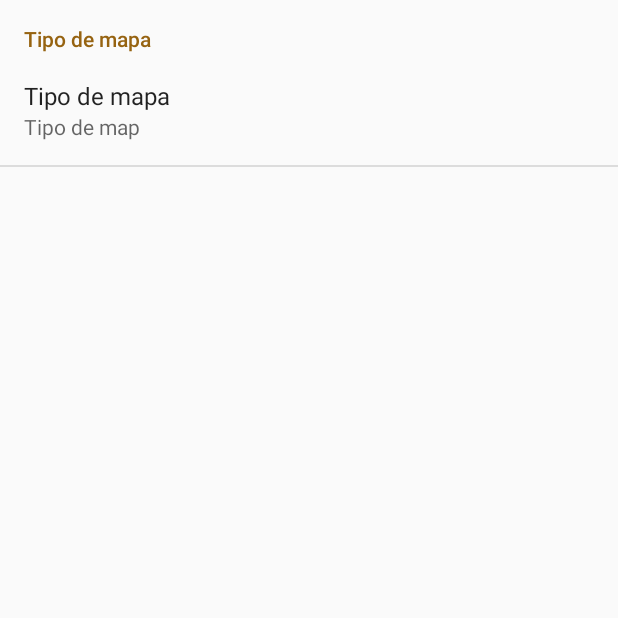
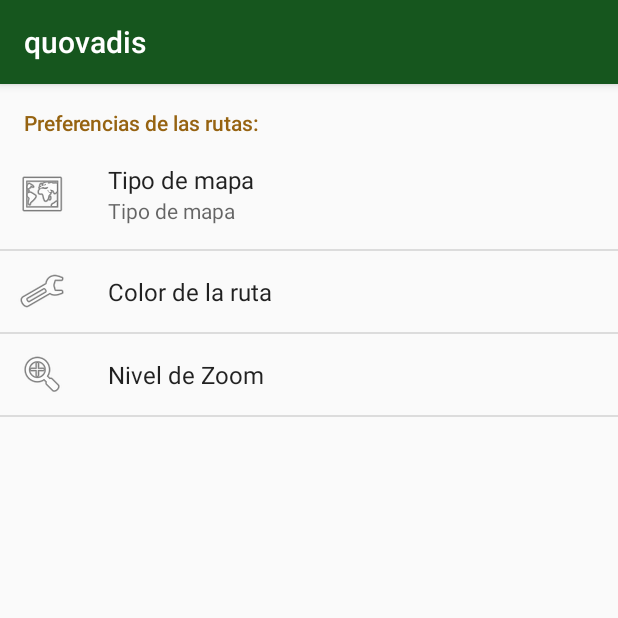
Before and after one commit to llaveru/proyectosabado, an Android app: the screen it shows after launch (Preferencias before the commit, ActividadPreferencias after it), in the side drawer, after a tap on "Preferencias", on a phone screen of 412 x 824 dp, the top half of it. Run offline under Robolectric (Android 15) with nearby library versions, the phone set to English and light mode, and no system bars.

Commit message:
se mejoran las preferencias añadiendo colores y zoom

```diff
--- a/app/src/main/AndroidManifest.xml
+++ b/app/src/main/AndroidManifest.xml
@@ -28,6 +28,9 @@
                 <category android:name="android.intent.category.LAUNCHER" />
             </intent-filter>
         </activity>
+        <activity android:name=".ActividadPreferencias">
+
+        </activity>
         <!--
              The API key for Google Maps-based APIs is defined as a string resource.
              (See the file "res/values/google_maps_api.xml").
@@ -47,7 +50,6 @@
         <activity
             android:name=".MapsActivity"
             android:label="@string/title_activity_maps" />
-        <activity android:name=".Preferencias"></activity>
     </application>
 
 </manifest>
--- /dev/null
+++ b/app/src/main/java/com/example/hpasarin/sistemalogin2/ActividadPreferencias.java
@@ -0,0 +1,23 @@
+package com.example.hpasarin.sistemalogin2;
+
+import android.os.Bundle;
+import android.support.annotation.Nullable;
+import android.support.v4.app.FragmentManager;
+import android.support.v4.app.FragmentTransaction;
+import android.support.v7.app.ActionBarActivity;
+import android.support.v7.app.AppCompatActivity;
+
+/**
+ * Created by seagate on 17/06/2017.
+ */
+
+public class ActividadPreferencias extends ActionBarActivity {
+    @Override
+    protected void onCreate(@Nullable Bundle savedInstanceState) {
+        super.onCreate(savedInstanceState);
+        android.app.FragmentTransaction ft = getFragmentManager().beginTransaction();
+
+        ft.add(android.R.id.content,new SettingsFragment());
+        ft.commit();
+    }
+}
--- a/app/src/main/java/com/example/hpasarin/sistemalogin2/MainActivity.java
+++ b/app/src/main/java/com/example/hpasarin/sistemalogin2/MainActivity.java
@@ -121,12 +121,18 @@
             fragment= new FragmentObtenerLista();
             fragmentTransaction = true;
         }  else if (id == R.id.nav_preferencias) {
-            startActivity(new Intent(this,Preferencias.class));
+            //startActivity(new Intent(this,Preferencias.class));
+            //arranco una activiti en vez de hacer una transaccion, porque
+            //el fragment está dentro de la clase ActividadPreferencias, no es
+            //independiente
+            startActivity(new Intent(this,ActividadPreferencias.class));
+        }  else if (id == R.id.nav_preferenciasPorDefecto) {
 
-        }  else if (id == R.id.nav_preferenciasPorDefecto) {
             //PONGO COMO TIPO DE MAPA EL QUE QUIERA PONER POR DEFECTO
             SharedPreferences prefs = PreferenceManager.getDefaultSharedPreferences(this);
             prefs.getString("opcionTipoMapa","SAT");
+            Snackbar.make(this.findViewById(R.id.contenedor), "Se restablecen las opciones por defecto", Snackbar.LENGTH_LONG).setAction("Action", null).show();
+
         }
 
         if (fragmentTransaction){
--- a/app/src/main/java/com/example/hpasarin/sistemalogin2/Preferencias.java
+++ /dev/null
@@ -1,18 +0,0 @@
-package com.example.hpasarin.sistemalogin2;
-
-import android.preference.PreferenceActivity;
-import android.support.v7.app.AppCompatActivity;
-import android.os.Bundle;
-
-public class Preferencias extends PreferenceActivity {
-
-    @Override
-    protected void onCreate(Bundle savedInstanceState) {
-        super.onCreate(savedInstanceState);
-     //   setContentView(R.layout.activity_preferencias);
-        //no uso la linea de arriba
-
-        //cargo el xml que cree en la carpeta que también cree con nombre xml
-        addPreferencesFromResource(R.xml.preferencias);
-    }
-}
--- /dev/null
+++ b/app/src/main/java/com/example/hpasarin/sistemalogin2/SettingsFragment.java
@@ -0,0 +1,23 @@
+package com.example.hpasarin.sistemalogin2;
+
+import android.os.Bundle;
+import android.preference.PreferenceFragment;
+import android.support.annotation.Nullable;
+
+/**
+ * Created by seagate on 17/06/2017.
+ */
+
+public class SettingsFragment extends PreferenceFragment {
+
+
+    public SettingsFragment() {
+    }
+
+
+    @Override
+    public void onCreate(@Nullable Bundle savedInstanceState) {
+        super.onCreate(savedInstanceState);
+        addPreferencesFromResource(R.xml.preferencias);
+    }
+}
--- a/app/src/main/res/layout/activity_preferencias.xml
+++ b/app/src/main/res/layout/activity_preferencias.xml
@@ -4,6 +4,7 @@
     xmlns:tools="http://schemas.android.com/tools"
     android:layout_width="match_parent"
     android:layout_height="match_parent"
+    android:background="@color/colorFondoDrawer"
     tools:context="com.example.hpasarin.sistemalogin2.Preferencias">
 
 </android.support.constraint.ConstraintLayout>
--- a/app/src/main/res/values/strings.xml
+++ b/app/src/main/res/values/strings.xml
@@ -22,4 +22,33 @@
         <item>REl</item>
         <item>CAL</item>
     </string-array>
+
+    <string-array name="colores">
+        <item>Rojo</item>
+        <item>Azul</item>
+        <item>Verde</item>
+        <item>Negro</item>
+    </string-array>
+    <string-array name="codigoColores">
+        <item>red</item>
+        <item>blue</item>
+        <item>green</item>
+        <item>black</item>
+    </string-array>
+
+    <string-array name="zoom">
+        <item>2</item>
+        <item>5</item>
+        <item>10</item>
+        <item>15</item>
+        <item>20</item>
+    </string-array>
+    <string-array name="codigoZoom">
+        <item>2</item>
+        <item>5</item>
+        <item>10</item>
+        <item>15</item>
+        <item>20</item>
+    </string-array>
+
 </resources>
--- a/app/src/main/res/xml/preferencias.xml
+++ b/app/src/main/res/xml/preferencias.xml
@@ -1,14 +1,39 @@
 <?xml version="1.0" encoding="utf-8"?>
 <PreferenceScreen xmlns:android="http://schemas.android.com/apk/res/android">
-<PreferenceCategory android:title="Tipo de mapa">
+
+<PreferenceCategory android:title="Preferencias de las rutas:">
+
+
     <ListPreference
+        android:icon="@android:drawable/ic_menu_mapmode"
         android:key="opcionTipoMapa"
         android:title="Tipo de mapa"
         android:dialogTitle="Seleccionar tipo de mapa:"
-        android:summary="Tipo de map"
+        android:summary="Tipo de mapa"
         android:entries="@array/mapas"
         android:entryValues="@array/codigoMapas"/>
 
 
-</PreferenceCategory>
+
+
+
+        <ListPreference
+            android:icon="@android:drawable/ic_menu_preferences"
+            android:key="opcionColorRuta"
+            android:title="Color de la ruta"
+            android:dialogTitle="Seleccione un color:"
+            android:entries="@array/colores"
+            android:entryValues="@array/codigoColores"/>
+
+        <ListPreference
+            android:icon="@android:drawable/ic_menu_zoom"
+            android:key="opcionZoom"
+            android:title="Nivel de Zoom"
+            android:dialogTitle="Seleccione el zoom del mapa"
+            android:entries="@array/zoom"
+            android:entryValues="@array/codigoZoom"
+            />
+
+
+    </PreferenceCategory>
 </PreferenceScreen>
```
